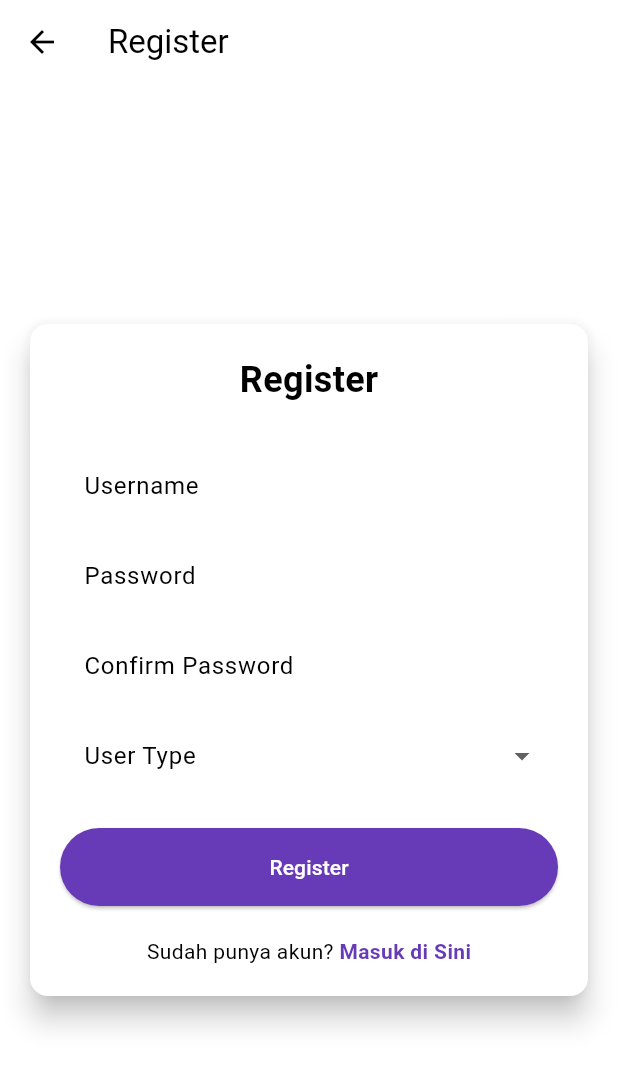
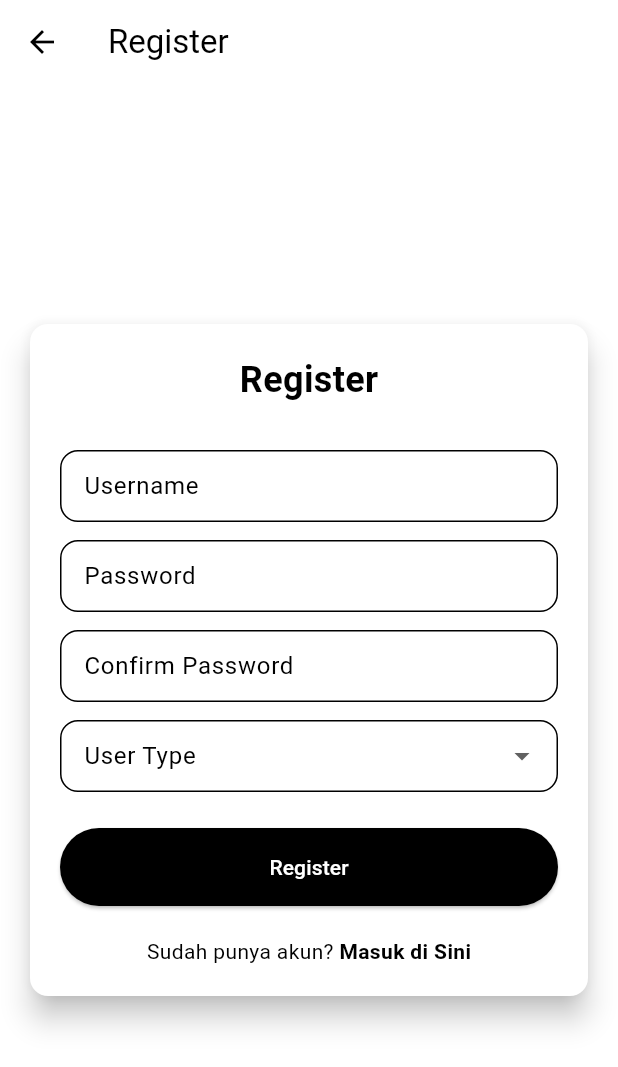
Before and after one commit to PBPgasal24-E01/bandung-couture-mobile, a Flutter app: the screen it shows after launch, after a tap on "Belum punya akun? Daftar Sekarang", on a phone screen of 412 x 824 dp. Shown: the top 1067 px of the screen. Run offline on Flutter 3.47's test engine with Material 3 defaults, Android fonts, the phone set to English and light mode, and no system bars; missing offline and left inert: pbp_django_auth.

Commit message:
desain fixed

```diff
--- a/lib/main.dart
+++ b/lib/main.dart
@@ -1,5 +1,4 @@
 import 'package:bandung_couture_mobile/screens/login.dart';
-import 'package:bandung_couture_mobile/screens/stores/stores_page.dart';
 import 'package:flutter/material.dart';
 import 'package:pbp_django_auth/pbp_django_auth.dart';
 import 'package:provider/provider.dart';
@@ -11,7 +10,6 @@ void main() {
 class MyApp extends StatelessWidget {
   const MyApp({super.key});
 
-  // This widget is the root of your application.
   @override
   Widget build(BuildContext context) {
     return Provider(
@@ -21,17 +19,17 @@ class MyApp extends StatelessWidget {
       },
       child: MaterialApp(
         title: 'Bandung Couture',
-        theme: ThemeData(
-          colorScheme: const ColorScheme(
-            brightness: Brightness.light,
-            primary: Colors.black, // Warna utama hitam
-            onPrimary: Colors.white, // Teks pada warna utama
-            secondary: Colors.grey, // Warna aksen abu-abu
-            onSecondary: Colors.white, // Teks pada warna aksen
-            error: Colors.red, // Warna untuk kesalahan
-            onError: Colors.white,
-            surface: Colors.white, // Warna permukaan
-            onSurface: Colors.black, // Teks pada permukaan
+         theme: ThemeData(
+            colorScheme: const ColorScheme(
+              brightness: Brightness.light,
+              primary: Colors.black,
+              onPrimary: Colors.white,
+              secondary: Colors.grey,
+              onSecondary: Colors.white,
+              error: Colors.red,
+              onError: Colors.white,
+              surface: Colors.white,
+              onSurface: Colors.black,
           ),
           useMaterial3: true,
         ),
--- a/lib/screens/login.dart
+++ b/lib/screens/login.dart
@@ -19,13 +19,30 @@ class LoginApp extends StatelessWidget {
       theme: ThemeData(
         useMaterial3: true,
         colorScheme: ColorScheme.fromSwatch(
-          primarySwatch: Colors.deepPurple,
-        ).copyWith(secondary: Colors.deepPurple[400]),
+          primarySwatch: Colors.grey,
+        ).copyWith(
+          primary: Colors.black,
+          secondary: Colors.black,
+        ),
       ),
       home: const LoginPage(),
     );
   }
 }
+
+//   @override
+//   Widget build(BuildContext context) {
+//     return MaterialApp(
+//       theme: ThemeData(
+//         useMaterial3: true,
+//         colorScheme: ColorScheme.fromSwatch(
+//           primarySwatch: Colors.black,
+//         ).copyWith(secondary: Colors.deepPurple[400]),
+//       ),
+//       home: const LoginPage(),
+//     );
+//   }
+// }
 
 class LoginPage extends StatefulWidget {
   const LoginPage({super.key});
@@ -169,14 +186,25 @@ class _LoginPageState extends State<LoginPage> {
                                 builder: (context) => const RegisterPage()),
                           );
                         },
-                        child: Text(
-                          'Belum punya akun? Daftar Sekarang',
-                          style: TextStyle(
-                            color: Theme.of(context).colorScheme.primary,
-                            fontSize: 16.0,
+                          child: RichText(
+                            text: TextSpan(
+                              text: 'Belum punya akun? ',
+                              style: TextStyle(
+                                color: Theme.of(context).colorScheme.primary,
+                                fontSize: 16.0,
+                                fontWeight: FontWeight.normal,
+                              ),
+                              children: const [
+                                TextSpan(
+                                  text: 'Daftar Sekarang',
+                                  style: TextStyle(
+                                    fontWeight: FontWeight.bold,
+                                  ),
+                                ),
+                              ],
+                            ),
                           ),
                         ),
-                      ),
                     ],
                   ),
                 ),
```
Also changed, not shown: lib/screens/forum/forum.dart (+3 -15 lines), lib/screens/menu.dart (+16 -10 lines), lib/widgets/left_drawer.dart (+4 -5 lines).
